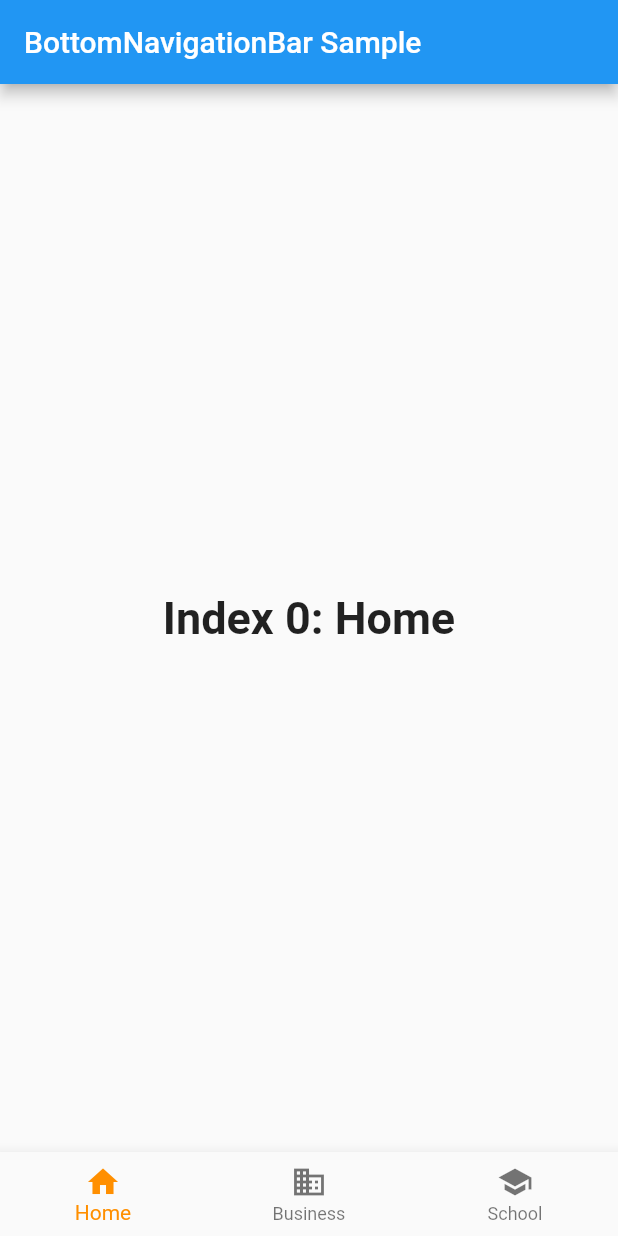
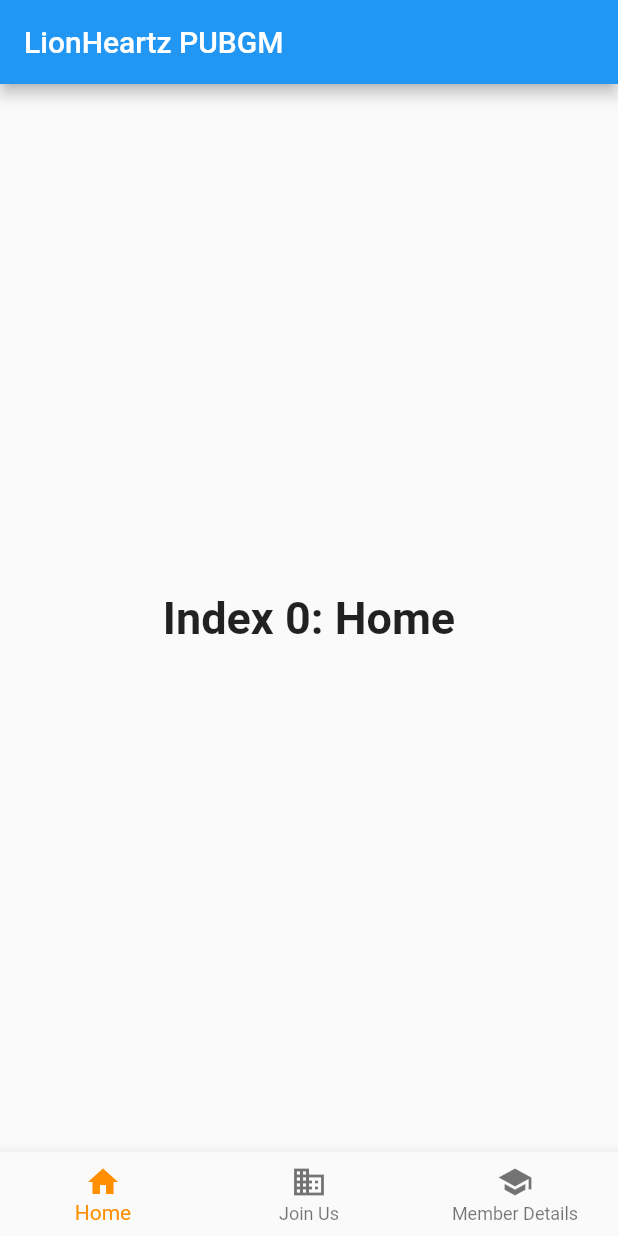
Before and after one commit to mrufflesmcghie/LHZWEB, a Flutter app: the screen it shows after launch, on a phone screen of 412 x 824 dp. Run offline on Flutter 3.47's test engine with Material 2 defaults, Android fonts, the light colour scheme and no system bars.

Commit message:
Update main.dart

```diff
--- a/lib/main.dart
+++ b/lib/main.dart
@@ -62,7 +62,7 @@ class _MyStatefulWidgetState extends State<MyStatefulWidget> {
   Widget build(BuildContext context) {
     return Scaffold(
       appBar: AppBar(
-        title: const Text('BottomNavigationBar Sample'),
+        title: const Text('LionHeartz PUBGM'),
       ),
       body: Center(
         child: _widgetOptions.elementAt(_selectedIndex),
@@ -75,11 +75,11 @@ class _MyStatefulWidgetState extends State<MyStatefulWidget> {
           ),
           BottomNavigationBarItem(
             icon: Icon(Icons.business),
-            label: 'Business',
+            label: 'Join Us',
           ),
           BottomNavigationBarItem(
             icon: Icon(Icons.school),
-            label: 'School',
+            label: 'Member Details',
           ),
         ],
         currentIndex: _selectedIndex,
```
